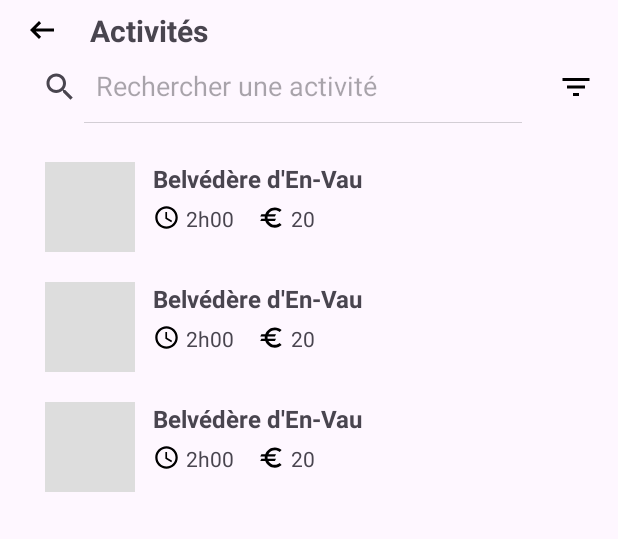
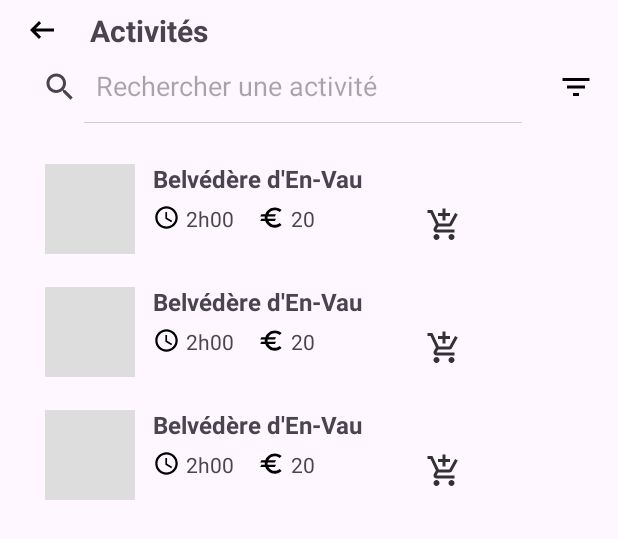
Before and after one commit to SovannThomas/ParcNaturelNormandie, an Android app: the layout fragment_activities.xml on its own in the app's theme, with its tools: preview values and no code run, on a phone screen of 412 x 824 dp. Shown: the top 539 px of the screen. Run offline under Robolectric (Android 15) with nearby library versions, the phone set to English and light mode, and no system bars.

Commit message:
Add shopping cart functionality; update Room database schema, implement image loading, and add item to cart feature

```diff
--- a/app/src/main/java/com/example/parcnaturelnormandie/data/AppDatabase.kt
+++ b/app/src/main/java/com/example/parcnaturelnormandie/data/AppDatabase.kt
@@ -7,7 +7,7 @@ import androidx.room.RoomDatabase
 
 @Database(
     entities = [CartItemEntity::class],
-    version = 1,
+    version = 2, // Incrémentation de la version pour refléter le changement de schéma
     exportSchema = false
 )
 abstract class AppDatabase : RoomDatabase() {
@@ -24,7 +24,9 @@ abstract class AppDatabase : RoomDatabase() {
                     context.applicationContext,
                     AppDatabase::class.java,
                     "parc_normandie.db"
-                ).build().also { INSTANCE = it }
+                )
+                .fallbackToDestructiveMigration() // Ajout pour éviter le crash si migration manquante
+                .build().also { INSTANCE = it }
             }
     }
 }
--- a/app/src/main/java/com/example/parcnaturelnormandie/data/CartDao.kt
+++ b/app/src/main/java/com/example/parcnaturelnormandie/data/CartDao.kt
@@ -1,5 +1,6 @@
 package com.example.parcnaturelnormandie.data
 
+import androidx.lifecycle.LiveData
 import androidx.room.*
 
 @Dao
@@ -19,4 +20,8 @@ interface CartDao {
 
     @Query("DELETE FROM cart_items")
     suspend fun clear()
+
+    @Query("SELECT * FROM cart_items")
+    fun getAllLive(): LiveData<List<CartItemEntity>>
+
 }
--- a/app/src/main/java/com/example/parcnaturelnormandie/data/CartItemEntity.kt
+++ b/app/src/main/java/com/example/parcnaturelnormandie/data/CartItemEntity.kt
@@ -9,5 +9,6 @@ data class CartItemEntity(
     val title: String,
     val duration: String,
     val price: String,
-    val dateTimeMillis: Long // on stocke la date en millis, plus simple au début
+    val dateTimeMillis: Long, // on stocke la date en millis, plus simple au début
+    val imgUrl: String? = null // url de l'image distante
 )
--- a/app/src/main/java/com/example/parcnaturelnormandie/ui/activities/ActivitiesFragment.kt
+++ b/app/src/main/java/com/example/parcnaturelnormandie/ui/activities/ActivitiesFragment.kt
@@ -54,6 +54,8 @@ class ActivitiesFragment : Fragment() {
         setupSearchView()
         setupFilterButton()
         loadActivitiesFromApi()
+
+
     }
 
     private fun setupSearchView() {
--- a/app/src/main/java/com/example/parcnaturelnormandie/ui/cart/CartItem.kt
+++ b/app/src/main/java/com/example/parcnaturelnormandie/ui/cart/CartItem.kt
@@ -8,5 +8,6 @@ data class CartItem(
     val title: String,
     val duration: String,
     val price: String,
-    val date: LocalDateTime
+    val date: LocalDateTime,
+    val imgUrl: String? = null // url de l'image distante
 )
--- /dev/null
+++ b/app/src/main/res/drawable/baseline_add_shopping_cart_24.xml
@@ -0,0 +1,5 @@
+<vector xmlns:android="http://schemas.android.com/apk/res/android" android:alpha="0.8" android:height="24dp" android:tint="#000000" android:viewportHeight="24" android:viewportWidth="24" android:width="24dp">
+
+    <path android:fillColor="@android:color/white" android:pathData="M11,9h2L13,6h3L16,4h-3L13,1h-2v3L8,4v2h3v3zM7,18c-1.1,0 -1.99,0.9 -1.99,2S5.9,22 7,22s2,-0.9 2,-2 -0.9,-2 -2,-2zM17,18c-1.1,0 -1.99,0.9 -1.99,2s0.89,2 1.99,2 2,-0.9 2,-2 -0.9,-2 -2,-2zM7.17,14.75l0.03,-0.12 0.9,-1.63h7.45c0.75,0 1.41,-0.41 1.75,-1.03l3.86,-7.01L19.42,4h-0.01l-1.1,2 -2.76,5L8.53,11l-0.13,-0.27L6.16,6l-0.95,-2 -0.94,-2L1,2v2h2l3.6,7.59 -1.35,2.45c-0.16,0.28 -0.25,0.61 -0.25,0.96 0,1.1 0.9,2 2,2h12v-2L7.42,15c-0.13,0 -0.25,-0.11 -0.25,-0.25z"/>
+
+</vector>
--- a/app/src/main/res/layout/fragment_item.xml
+++ b/app/src/main/res/layout/fragment_item.xml
@@ -79,6 +79,29 @@
 
         </LinearLayout>
 
+        <LinearLayout
+            android:layout_width="wrap_content"
+            android:layout_height="wrap_content"
+            android:orientation="horizontal"
+            app:layout_constraintBottom_toBottomOf="parent"
+            app:layout_constraintEnd_toEndOf="parent"
+            app:layout_constraintStart_toEndOf="@+id/layoutInfo"
+            app:layout_constraintTop_toBottomOf="@+id/txtTitle">
+
+            <ImageButton
+                android:id="@+id/addToCartButton"
+                android:layout_width="40dp"
+                android:layout_height="40dp"
+                android:background="@android:color/transparent"
+                android:contentDescription="Ajouter au pannier"
+                android:src="@drawable/baseline_add_shopping_cart_24"
+                app:layout_constraintBottom_toBottomOf="parent"
+                app:layout_constraintEnd_toEndOf="parent"
+                app:layout_constraintStart_toEndOf="@+id/layoutInfo"
+                app:layout_constraintTop_toBottomOf="@+id/txtTitle"
+                app:layout_constraintVertical_bias="1.0" />
+        </LinearLayout>
+
     </androidx.constraintlayout.widget.ConstraintLayout>
 
 </LinearLayout>
--- a/gradle/libs.versions.toml
+++ b/gradle/libs.versions.toml
@@ -1,5 +1,5 @@
 [versions]
-agp = "8.13.1"
+agp = "8.6.0"
 kotlin = "2.0.21"
 coreKtx = "1.10.1"
 junit = "4.13.2"
```
Also changed, not shown: app/src/main/java/com/example/parcnaturelnormandie/ui/activities/MyItemActivitiesRecyclerViewAdapter.kt (+39 -0 lines), app/src/main/java/com/example/parcnaturelnormandie/ui/cart/CartAdapter.kt (+18 -1 lines), app/src/main/java/com/example/parcnaturelnormandie/ui/cart/CartFragment.kt (+28 -37 lines).
